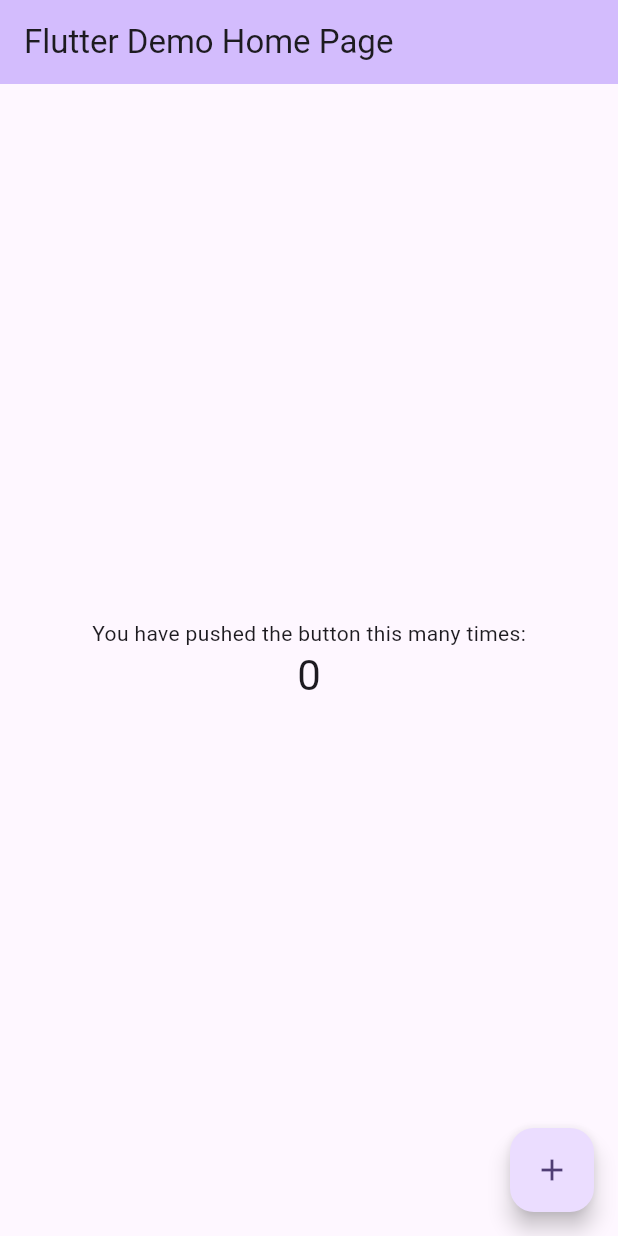
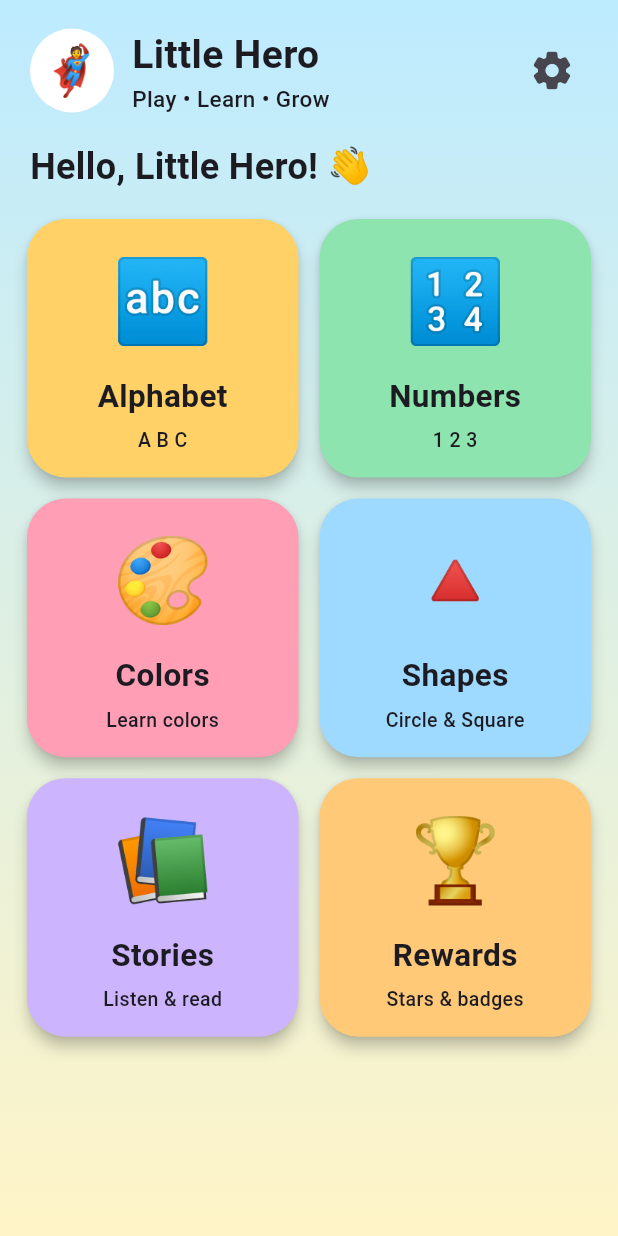
Before and after one commit to hamidabbas08-ux/little_hero, a Flutter app: the screen it shows after launch, on a phone screen of 412 x 824 dp. Run offline on Flutter 3.47's test engine with Material 3 defaults, Android fonts, the phone set to English and light mode, and no system bars.

Commit message:
Add Little Hero home screen and project structure

```diff
--- a/lib/main.dart
+++ b/lib/main.dart
@@ -1,122 +1,207 @@
 import 'package:flutter/material.dart';
 
 void main() {
-  runApp(const MyApp());
+  runApp(const LittleHeroApp());
 }
 
-class MyApp extends StatelessWidget {
-  const MyApp({super.key});
+class LittleHeroApp extends StatelessWidget {
+  const LittleHeroApp({super.key});
 
-  // This widget is the root of your application.
   @override
   Widget build(BuildContext context) {
     return MaterialApp(
-      title: 'Flutter Demo',
+      debugShowCheckedModeBanner: false,
+      title: 'Little Hero',
       theme: ThemeData(
-        // This is the theme of your application.
-        //
-        // TRY THIS: Try running your application with "flutter run". You'll see
-        // the application has a purple toolbar. Then, without quitting the app,
-        // try changing the seedColor in the colorScheme below to Colors.green
-        // and then invoke "hot reload" (save your changes or press the "hot
-        // reload" button in a Flutter-supported IDE, or press "r" if you used
-        // the command line to start the app).
-        //
-        // Notice that the counter didn't reset back to zero; the application
-        // state is not lost during the reload. To reset the state, use hot
-        // restart instead.
-        //
-        // This works for code too, not just values: Most code changes can be
-        // tested with just a hot reload.
-        colorScheme: .fromSeed(seedColor: Colors.deepPurple),
+        useMaterial3: true,
+        fontFamily: 'Roboto',
+        colorScheme: ColorScheme.fromSeed(
+          seedColor: const Color(0xFF6C63FF),
+          brightness: Brightness.light,
         ),
-      home: const MyHomePage(title: 'Flutter Demo Home Page'),
+      ),
+      home: const HomeScreen(),
     );
   }
 }
 
-class MyHomePage extends StatefulWidget {
-  const MyHomePage({super.key, required this.title});
-
-  // This widget is the home page of your application. It is stateful, meaning
-  // that it has a State object (defined below) that contains fields that affect
-  // how it looks.
-
-  // This class is the configuration for the state. It holds the values (in this
-  // case the title) provided by the parent (in this case the App widget) and
-  // used by the build method of the State. Fields in a Widget subclass are
-  // always marked "final".
-
-  final String title;
-
-  @override
-  State<MyHomePage> createState() => _MyHomePageState();
-}
-
-class _MyHomePageState extends State<MyHomePage> {
-  int _counter = 0;
-
-  void _incrementCounter() {
-    setState(() {
-      // This call to setState tells the Flutter framework that something has
-      // changed in this State, which causes it to rerun the build method below
-      // so that the display can reflect the updated values. If we changed
-      // _counter without calling setState(), then the build method would not be
-      // called again, and so nothing would appear to happen.
-      _counter++;
-    });
-  }
+class HomeScreen extends StatelessWidget {
+  const HomeScreen({super.key});
 
   @override
   Widget build(BuildContext context) {
-    // This method is rerun every time setState is called, for instance as done
-    // by the _incrementCounter method above.
-    //
-    // The Flutter framework has been optimized to make rerunning build methods
-    // fast, so that you can just rebuild anything that needs updating rather
-    // than having to individually change instances of widgets.
     return Scaffold(
-      appBar: AppBar(
-        // TRY THIS: Try changing the color here to a specific color (to
-        // Colors.amber, perhaps?) and trigger a hot reload to see the AppBar
-        // change color while the other colors stay the same.
-        backgroundColor: Theme.of(context).colorScheme.inversePrimary,
-        // Here we take the value from the MyHomePage object that was created by
-        // the App.build method, and use it to set our appbar title.
-        title: Text(widget.title),
+      body: SafeArea(
+        child: Container(
+          decoration: const BoxDecoration(
+            gradient: LinearGradient(
+              begin: Alignment.topCenter,
+              end: Alignment.bottomCenter,
+              colors: [Color(0xFFBDEBFF), Color(0xFFFFF4C7)],
             ),
-      body: Center(
-        // Center is a layout widget. It takes a single child and positions it
-        // in the middle of the parent.
+          ),
           child: Column(
-          // Column is also a layout widget. It takes a list of children and
-          // arranges them vertically. By default, it sizes itself to fit its
-          // children horizontally, and tries to be as tall as its parent.
-          //
-          // Column has various properties to control how it sizes itself and
-          // how it positions its children. Here we use mainAxisAlignment to
-          // center the children vertically; the main axis here is the vertical
-          // axis because Columns are vertical (the cross axis would be
-          // horizontal).
-          //
-          // TRY THIS: Invoke "debug painting" (choose the "Toggle Debug Paint"
-          // action in the IDE, or press "p" in the console), to see the
-          // wireframe for each widget.
-          mainAxisAlignment: .center,
             children: [
-            const Text('You have pushed the button this many times:'),
+              Padding(
+                padding: const EdgeInsets.fromLTRB(20, 18, 20, 8),
+                child: Row(
+                  children: [
+                    const CircleAvatar(
+                      radius: 28,
+                      backgroundColor: Colors.white,
+                      child: Text('🦸', style: TextStyle(fontSize: 32)),
+                    ),
+                    const SizedBox(width: 12),
+                    const Expanded(
+                      child: Column(
+                        crossAxisAlignment: CrossAxisAlignment.start,
+                        children: [
                           Text(
-              '$_counter',
-              style: Theme.of(context).textTheme.headlineMedium,
+                            'Little Hero',
+                            style: TextStyle(
+                              fontSize: 26,
+                              fontWeight: FontWeight.bold,
+                            ),
+                          ),
+                          Text(
+                            'Play • Learn • Grow',
+                            style: TextStyle(
+                              fontSize: 15,
+                              fontWeight: FontWeight.w500,
+                            ),
                           ),
                         ],
                       ),
                     ),
-      floatingActionButton: FloatingActionButton(
-        onPressed: _incrementCounter,
-        tooltip: 'Increment',
-        child: const Icon(Icons.add),
+                    IconButton(
+                      onPressed: () {},
+                      icon: const Icon(Icons.settings_rounded, size: 30),
+                    ),
+                  ],
+                ),
+              ),
+              const Padding(
+                padding: EdgeInsets.symmetric(horizontal: 20, vertical: 10),
+                child: Align(
+                  alignment: Alignment.centerLeft,
+                  child: Text(
+                    'Hello, Little Hero! 👋',
+                    style: TextStyle(fontSize: 24, fontWeight: FontWeight.bold),
+                  ),
+                ),
+              ),
+              Expanded(
+                child: GridView.count(
+                  padding: const EdgeInsets.fromLTRB(18, 8, 18, 20),
+                  crossAxisCount: 2,
+                  crossAxisSpacing: 14,
+                  mainAxisSpacing: 14,
+                  childAspectRatio: 1.05,
+                  children: [
+                    _LearningCard(
+                      title: 'Alphabet',
+                      subtitle: 'A B C',
+                      emoji: '🔤',
+                      color: Color(0xFFFFD166),
+                    ),
+                    _LearningCard(
+                      title: 'Numbers',
+                      subtitle: '1 2 3',
+                      emoji: '🔢',
+                      color: Color(0xFF8DE4AF),
+                    ),
+                    _LearningCard(
+                      title: 'Colors',
+                      subtitle: 'Learn colors',
+                      emoji: '🎨',
+                      color: Color(0xFFFF9EB5),
+                    ),
+                    _LearningCard(
+                      title: 'Shapes',
+                      subtitle: 'Circle & Square',
+                      emoji: '🔺',
+                      color: Color(0xFF9ED9FF),
+                    ),
+                    _LearningCard(
+                      title: 'Stories',
+                      subtitle: 'Listen & read',
+                      emoji: '📚',
+                      color: Color(0xFFCDB4FF),
+                    ),
+                    _LearningCard(
+                      title: 'Rewards',
+                      subtitle: 'Stars & badges',
+                      emoji: '🏆',
+                      color: Color(0xFFFFC978),
+                    ),
+                  ],
+                ),
+              ),
+            ],
+          ),
+        ),
       ),
     );
   }
 }
+
+class _LearningCard extends StatelessWidget {
+  final String title;
+  final String subtitle;
+  final String emoji;
+  final Color color;
+
+  const _LearningCard({
+    required this.title,
+    required this.subtitle,
+    required this.emoji,
+    required this.color,
+  });
+
+  @override
+  Widget build(BuildContext context) {
+    return Material(
+      color: color,
+      borderRadius: BorderRadius.circular(26),
+      elevation: 4,
+      child: InkWell(
+        borderRadius: BorderRadius.circular(26),
+        onTap: () {
+          ScaffoldMessenger.of(context).showSnackBar(
+            SnackBar(
+              content: Text('$title is coming next!'),
+              duration: const Duration(seconds: 1),
+            ),
+          );
+        },
+        child: Padding(
+          padding: const EdgeInsets.all(16),
+          child: Column(
+            mainAxisAlignment: MainAxisAlignment.center,
+            children: [
+              Text(emoji, style: const TextStyle(fontSize: 54)),
+              const SizedBox(height: 10),
+              Text(
+                title,
+                textAlign: TextAlign.center,
+                style: const TextStyle(
+                  fontSize: 21,
+                  fontWeight: FontWeight.bold,
+                ),
+              ),
+              const SizedBox(height: 5),
+              Text(
+                subtitle,
+                textAlign: TextAlign.center,
+                style: const TextStyle(
+                  fontSize: 13,
+                  fontWeight: FontWeight.w500,
+                ),
+              ),
+            ],
+          ),
+        ),
+      ),
+    );
+  }
+}
```
Also changed, not shown: pubspec.yaml (+9 -34 lines). Lines whose indentation alone changed are shown as unchanged.
